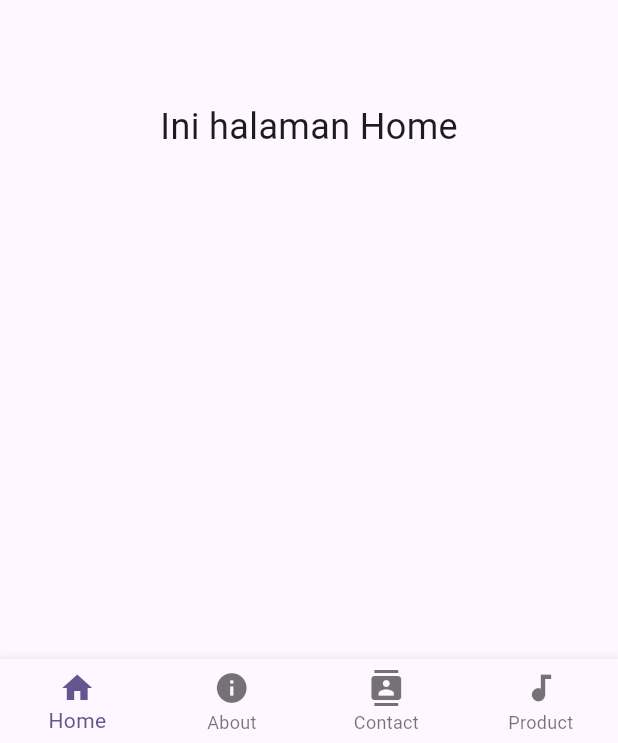
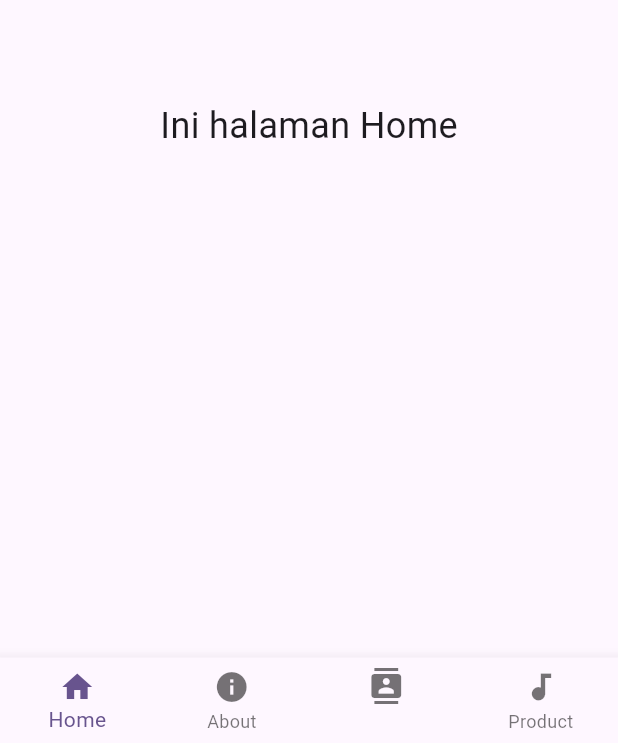
Before and after one commit to ilhamafandi21/firstapp, a Flutter app: the screen it shows after launch, on a phone screen of 412 x 824 dp. Shown: the part 490-1233 px from the top of the screen. Run offline on Flutter 3.47's test engine with Material 3 defaults, Android fonts, the phone set to English and light mode, and no system bars.

Commit message:
01-10-2025

```diff
--- a/lib/main.dart
+++ b/lib/main.dart
@@ -61,7 +61,7 @@ class _MyHomePageState extends State<MyHomePage>{
           ),
           BottomNavigationBarItem(
             icon: Icon(Icons.contacts),
-            label: 'Contact',
+            label: '',
           ),
           BottomNavigationBarItem(
             icon: Icon(Icons.audiotrack),
```
